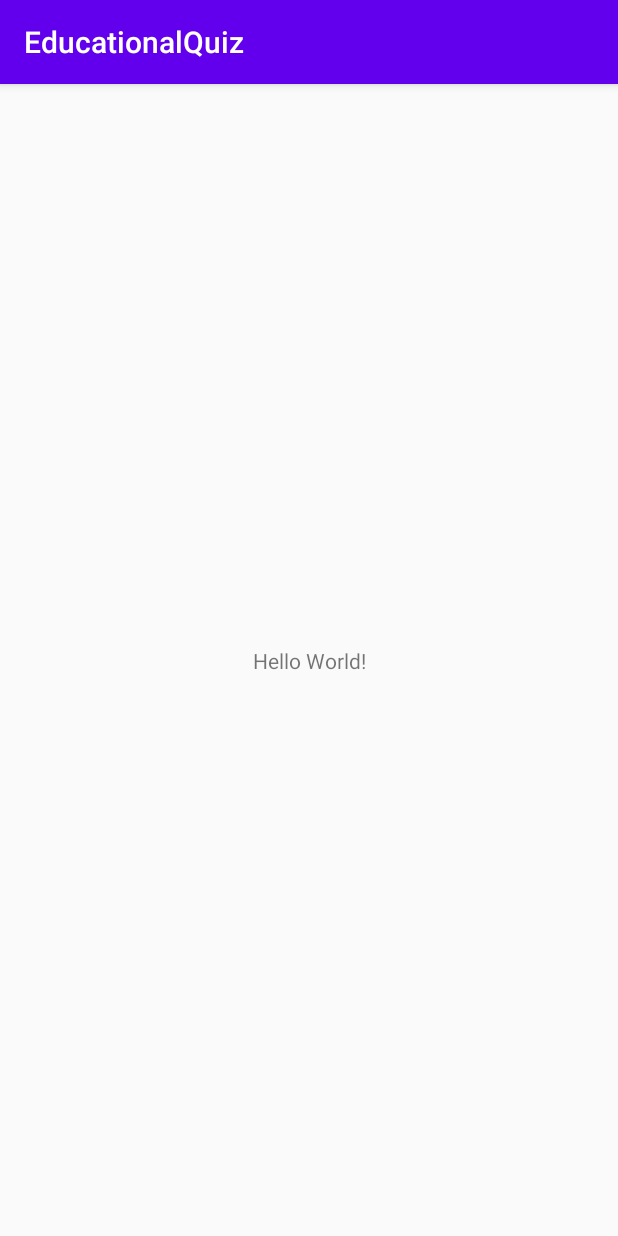
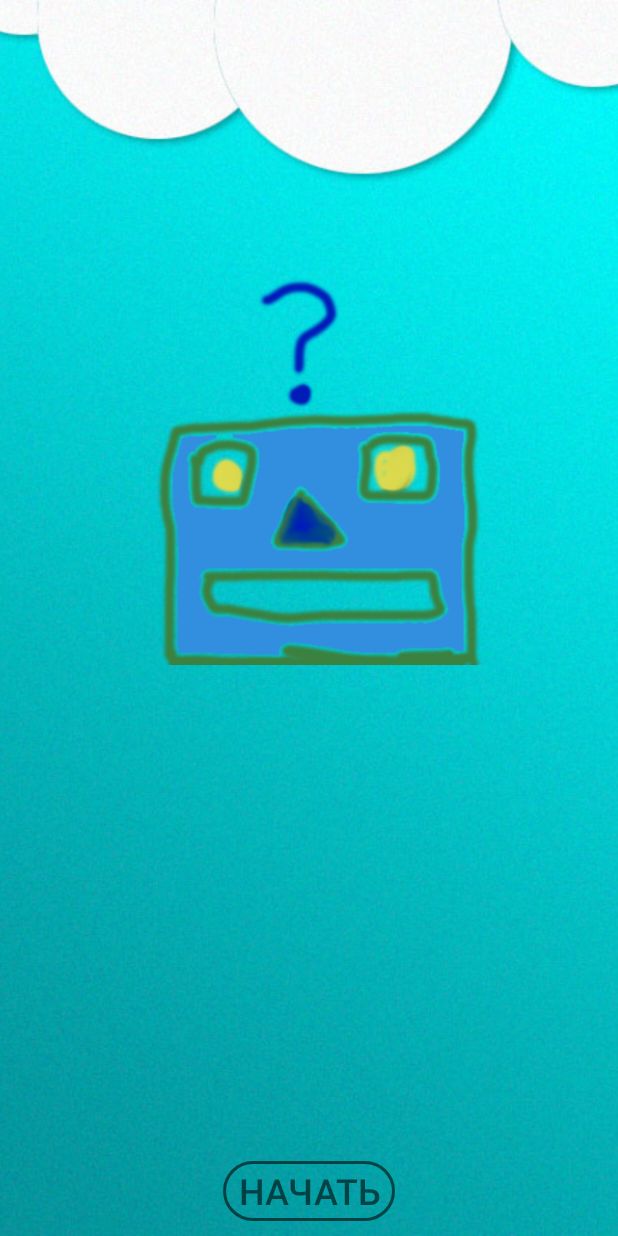
Before and after one commit to Alexandr-An/EducationalQuiz, an Android app: the screen it shows after launch (MainActivity), on a phone screen of 412 x 824 dp. Run offline under Robolectric (Android 15) with nearby library versions, the phone set to English and light mode, and no system bars.

Commit message:
Main window

```diff
--- a/app/src/main/AndroidManifest.xml
+++ b/app/src/main/AndroidManifest.xml
@@ -9,7 +9,8 @@
         android:roundIcon="@mipmap/ic_launcher_round"
         android:supportsRtl="true"
         android:theme="@style/AppTheme">
-        <activity android:name=".MainActivity">
+        <activity android:name=".MainActivity"
+            android:screenOrientation="fullSensor">
             <intent-filter>
                 <action android:name="android.intent.action.MAIN" />
 
--- a/app/src/main/java/app/app/educationalquiz/MainActivity.java
+++ b/app/src/main/java/app/app/educationalquiz/MainActivity.java
@@ -3,6 +3,8 @@
 import androidx.appcompat.app.AppCompatActivity;
 
 import android.os.Bundle;
+import android.view.Window;
+import android.view.WindowManager;
 
 public class MainActivity extends AppCompatActivity {
 
@@ -10,5 +12,8 @@
     protected void onCreate(Bundle savedInstanceState) {
         super.onCreate(savedInstanceState);
         setContentView(R.layout.activity_main);// связь с окном игры
+
+        Window w = getWindow();
+        w.setFlags(WindowManager.LayoutParams.FLAG_FULLSCREEN,WindowManager.LayoutParams.FLAG_FULLSCREEN); // Убрать строку состояния.
     }
 }
--- /dev/null
+++ b/app/src/main/res/drawable/button_black95_press_white.xml
@@ -0,0 +1,5 @@
+<?xml version="1.0" encoding="utf-8"?>
+<selector xmlns:android="http://schemas.android.com/apk/res/android">
+<item android:state_pressed="false" android:drawable="@drawable/style_btn_stroke_black95"/>
+<item android:state_pressed="true" android:drawable="@drawable/style_btn_stroke_black95_press_white"/>
+</selector>
--- /dev/null
+++ b/app/src/main/res/drawable/style_btn_stroke_black95.xml
@@ -0,0 +1,5 @@
+<?xml version="1.0" encoding="utf-8"?>
+<shape  xmlns:android="http://schemas.android.com/apk/res/android">
+<stroke android:width="2dp" android:color="@color/black95"/>
+<corners android:radius="20dp"/>
+</shape>
--- /dev/null
+++ b/app/src/main/res/drawable/style_btn_stroke_black95_press_white.xml
@@ -0,0 +1,6 @@
+<?xml version="1.0" encoding="utf-8"?>
+<shape  xmlns:android="http://schemas.android.com/apk/res/android">
+<stroke android:width="2dp" android:color="@color/black95"/>
+<corners android:radius="20dp"/>
+    <solid android:color="@color/white"/>
+</shape>
--- a/app/src/main/res/layout/activity_main.xml
+++ b/app/src/main/res/layout/activity_main.xml
@@ -1,18 +1,50 @@
 <?xml version="1.0" encoding="utf-8"?>
-<androidx.constraintlayout.widget.ConstraintLayout xmlns:android="http://schemas.android.com/apk/res/android"
+<RelativeLayout xmlns:android="http://schemas.android.com/apk/res/android"
     xmlns:app="http://schemas.android.com/apk/res-auto"
     xmlns:tools="http://schemas.android.com/tools"
     android:layout_width="match_parent"
     android:layout_height="match_parent"
     tools:context=".MainActivity">
 
-    <TextView
+
+    <ImageView
+        android:id="@+id/main_background"
+        android:layout_width="match_parent"
+        android:layout_height="match_parent"
+        android:scaleType="centerCrop"
+        android:src="@drawable/main_background" />
+
+    <ImageView
+        android:id="@+id/imageView3"
         android:layout_width="wrap_content"
         android:layout_height="wrap_content"
-        android:text="Hello World!"
-        app:layout_constraintBottom_toBottomOf="parent"
-        app:layout_constraintLeft_toLeftOf="parent"
-        app:layout_constraintRight_toRightOf="parent"
-        app:layout_constraintTop_toTopOf="parent" />
+        android:src="@drawable/img_main_boy"
+        android:layout_centerHorizontal="true"
+        android:layout_marginTop="100dp"
+        android:layout_marginStart="100dp"
+        android:layout_marginEnd="50dp"
+        android:layout_marginBottom="200dp"
+        />
 
-</androidx.constraintlayout.widget.ConstraintLayout>
+    <LinearLayout
+        android:id="@+id/startLayout"
+        android:layout_width="wrap_content"
+        android:layout_height="60dp"
+        android:layout_centerHorizontal="true"
+        android:layout_alignParentBottom="true"
+        android:padding="10dp"
+        android:orientation="horizontal">
+
+        <Button
+            android:id="@+id/buttonStart"
+            android:layout_width="wrap_content"
+            android:layout_height="wrap_content"
+            android:layout_weight="1"
+            android:text="@string/start"
+            android:paddingRight="10dp"
+            android:paddingLeft="10dp"
+            android:textSize="24sp"
+            android:textColor="@color/black95"
+            android:background="@drawable/button_black95_press_white"/>
+    </LinearLayout>
+</RelativeLayout>
--- a/app/src/main/res/values/colors.xml
+++ b/app/src/main/res/values/colors.xml
@@ -3,4 +3,6 @@
     <color name="colorPrimary">#6200EE</color>
     <color name="colorPrimaryDark">#3700B3</color>
     <color name="colorAccent">#03DAC5</color>
+    <color name="black95">#95000000</color>
+    <color name="white">#ffffff</color>
 </resources>
--- a/app/src/main/res/values/strings.xml
+++ b/app/src/main/res/values/strings.xml
@@ -1,3 +1,4 @@
 <resources>
     <string name="app_name">EducationalQuiz</string>
+    <string name="start">Начать</string>
 </resources>
--- a/app/src/main/res/values/styles.xml
+++ b/app/src/main/res/values/styles.xml
@@ -1,7 +1,7 @@
 <resources>
 
     <!-- Base application theme. -->
-    <style name="AppTheme" parent="Theme.AppCompat.Light.DarkActionBar">
+    <style name="AppTheme" parent="Theme.AppCompat.Light.NoActionBar">
         <!-- Customize your theme here. -->
         <item name="colorPrimary">@color/colorPrimary</item>
         <item name="colorPrimaryDark">@color/colorPrimaryDark</item>
```
Also changed, not shown: app/src/main/res/drawable/img_main_boy.png (added), app/src/main/res/drawable/main_background.jpg (added).
